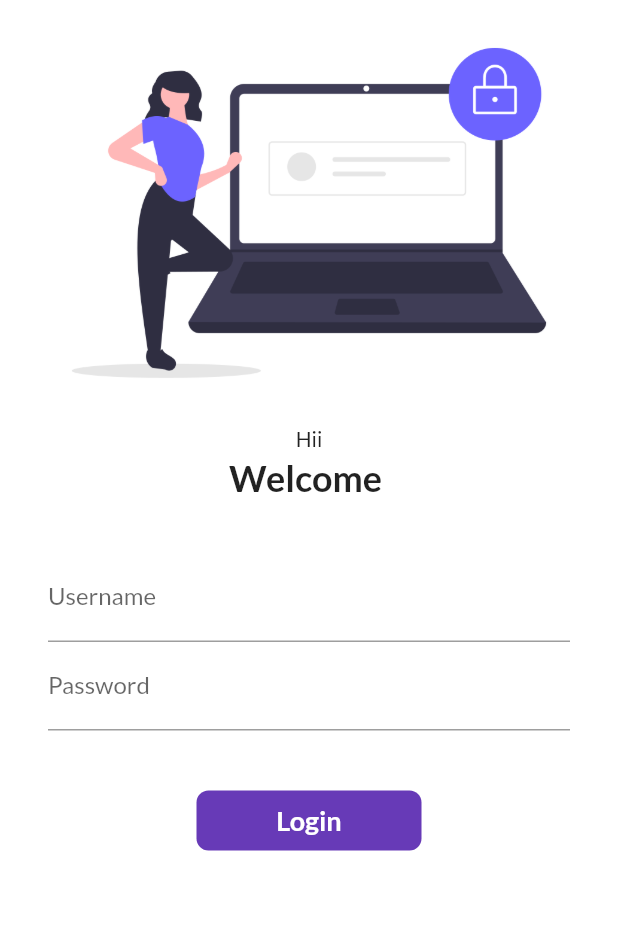
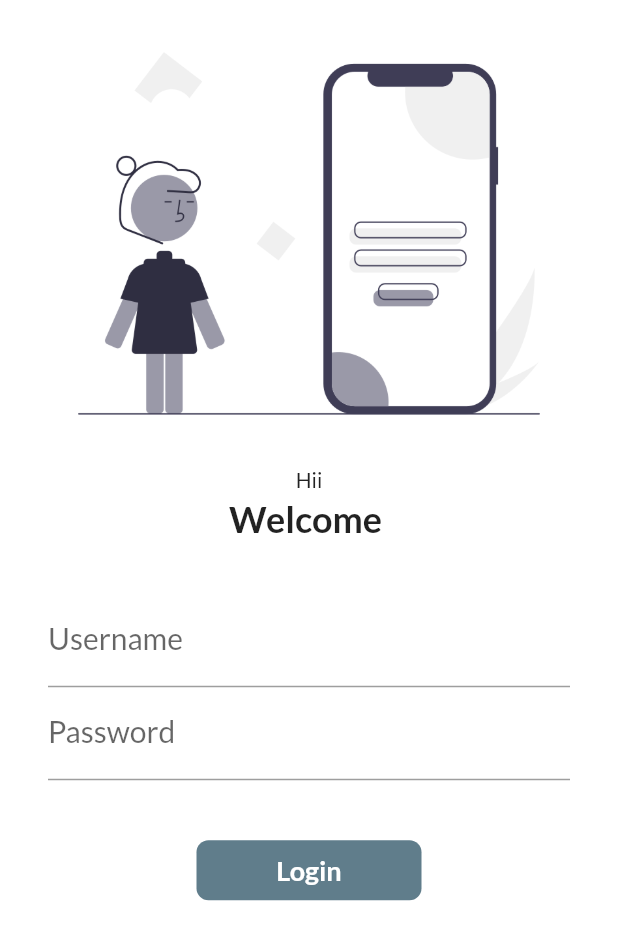
Before and after one commit to himanshujar/firstflutterproject, a Flutter app: the screen it shows after launch, on a phone screen of 412 x 824 dp. Shown: the top 940 px of the screen. Run offline on Flutter 3.47's test engine with Material 2 defaults, Android fonts, the phone set to English and light mode, and no system bars; our stand-ins replace google_fonts.

Commit message:
day7 completed

```diff
--- a/lib/main.dart
+++ b/lib/main.dart
@@ -17,7 +17,7 @@ class MyApp extends StatelessWidget {
       //debugShowCheckedModeBanner: false,
       themeMode: ThemeMode.light,
       theme: ThemeData(
-        primarySwatch: Colors.cyan,
+        primarySwatch: Colors.blueGrey,
         fontFamily: GoogleFonts.lato().fontFamily,
        // primaryTextTheme: GoogleFonts.latoTextTheme(),
       ),
--- a/lib/pages/login_page.dart
+++ b/lib/pages/login_page.dart
@@ -9,15 +9,32 @@ class LoginPage extends StatefulWidget {
 class _LoginPageState extends State<LoginPage> {
   String name = "";
   bool changedButton = false;
+  final _formkey = GlobalKey<FormState>();
+
+  moveToHome(BuildContext context) async {
+    if (_formkey.currentState.validate()) {
+      setState(() {
+        changedButton = true;
+      });
+      await Future.delayed(Duration(seconds: 1));
+      await Navigator.pushNamed(context, MyRoutes.homeRoute);
+      setState(() {
+        changedButton = false;
+      });
+    }
+  }
+
   @override
   Widget build(BuildContext context) {
     return Material(
       color: Colors.white,
       child: SingleChildScrollView(
+        child: Form(
+          key: _formkey,
           child: Column(
             children: [
               Image.asset(
-              "assets/images/login_image.png",
+                "assets/images/login_image2.png",
                 //scale:4
                 //height:500,
                 // width:200,
@@ -38,14 +55,23 @@ class _LoginPageState extends State<LoginPage> {
                 height: 20,
               ),
               Padding(
-              padding: const EdgeInsets.symmetric(vertical: 16, horizontal: 32),
+                padding:
+                    const EdgeInsets.symmetric(vertical: 16, horizontal: 32),
                 child: Column(
                   children: [
                     TextFormField(
                       decoration: InputDecoration(
                           hintText: "Enter Username",
                           labelText: "Username",
-                    ),
+                          labelStyle: TextStyle(
+                            fontSize: 20,
+                          )),
+                      validator: (value) {
+                        if (value.isEmpty) {
+                          return "Username cannot be empty";
+                        }
+                        return null;
+                      },
                       onChanged: (value) {
                         name = value;
                         setState(() {});
@@ -56,19 +82,39 @@ class _LoginPageState extends State<LoginPage> {
                       decoration: InputDecoration(
                           hintText: "Enter Password",
                           labelText: "Password",
-                    ),
+                          labelStyle: TextStyle(
+                            fontSize: 20,
+                          )),
+                      validator: (value) {
+                        if (value.isEmpty) {
+                          return "Password cannot be empty";
+                        } else if (value.length < 6) {
+                          return "Password length should be atleast 6";
+                        }
+                        return null;
+                      },
                     ),
                     SizedBox(
                       height: 40,
                     ),
-                  InkWell(
-                    onTap: () async {
-                      setState(() {
-                        changedButton = true;
-                      });
-                      await Future.delayed(Duration(seconds: 1));
-                      Navigator.pushNamed(context, MyRoutes.homeRoute);
-                    },
+                    Material(
+                      color: Colors.blueGrey,
+                      borderRadius:
+                          BorderRadius.circular(changedButton ? 50 : 8),
+                      child: InkWell(
+                        //splashColor: Colors.red,
+                        onTap: () => moveToHome(context),
+                        //async {
+                        // setState(() {
+                        //   changedButton = true;
+                        // });
+                        // await Future.delayed(Duration(seconds: 1));
+                        // await Navigator.pushNamed(
+                        //     context, MyRoutes.homeRoute);
+                        // setState(() {
+                        //   changedButton = false;
+                        // });
+                        // },
                         child: AnimatedContainer(
                           duration: Duration(seconds: 1),
                           width: changedButton ? 50 : 150,
@@ -87,13 +133,14 @@ class _LoginPageState extends State<LoginPage> {
                                       fontWeight: FontWeight.bold,
                                       fontSize: 18),
                                 ),
-                      decoration: BoxDecoration(
-                          color: Colors.deepPurple,
+                          // decoration: BoxDecoration(
+                          //     color: Colors.deepPurple,
                           // shape:changedButton
                           // ?BoxShape.circle
                           // :BoxShape.rectangle,
-                          borderRadius:
-                              BorderRadius.circular(changedButton ? 50 : 8)),
+                          // borderRadius:
+                          //     BorderRadius.circular(changedButton ? 50 : 8)),
+                        ),
                       ),
                     ),
                     // ElevatedButton(
@@ -109,6 +156,7 @@ class _LoginPageState extends State<LoginPage> {
             ],
           ),
         ),
+      ),
     );
   }
 }
```
Also changed, not shown: assets/images/login_image2.png (added). Lines whose indentation alone changed are shown as unchanged.
